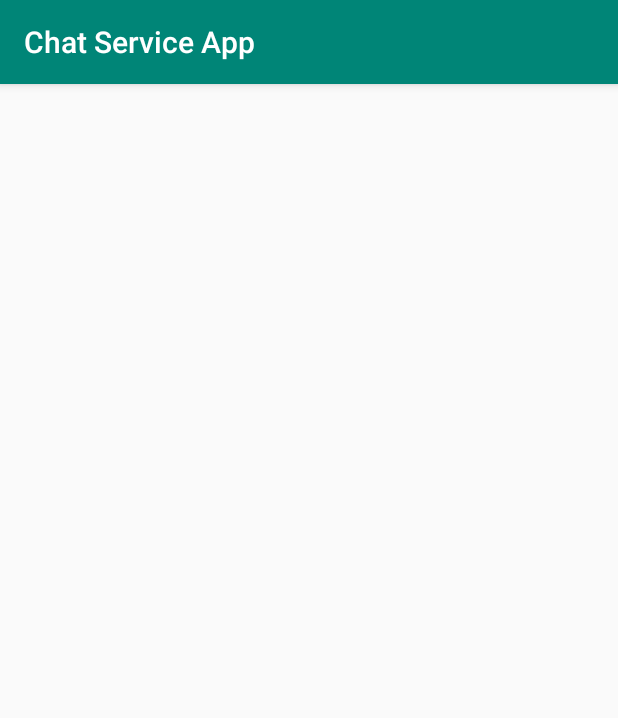
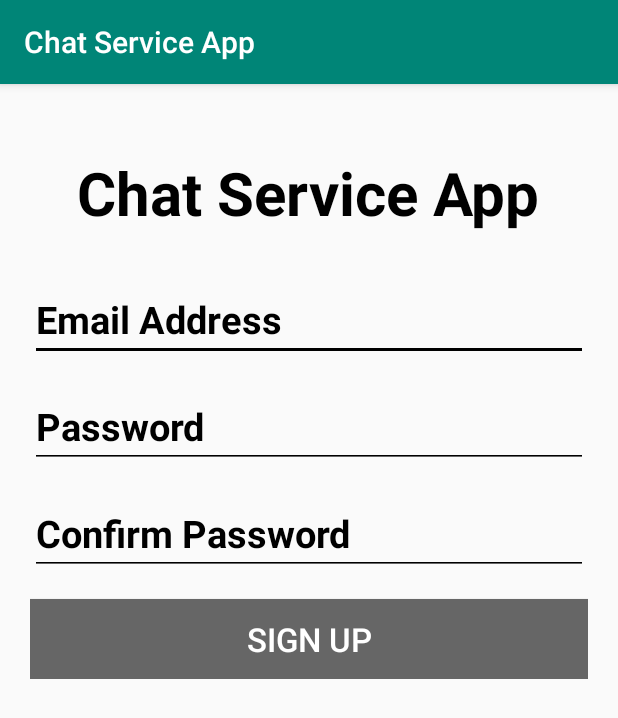
Before and after one commit to JasonHaque/ChatServiceApp, an Android app: the SignUpActivity screen opened directly, with no data from a screen before it, on a phone screen of 412 x 824 dp. Shown: the top 718 px of the screen. Run offline under Robolectric (Android 15) with nearby library versions, the phone set to English and light mode, and no system bars.

Commit message:
Raw Signup layout added

```diff
--- a/app/src/main/res/layout/activity_main.xml
+++ b/app/src/main/res/layout/activity_main.xml
@@ -6,13 +6,4 @@
     android:layout_height="match_parent"
     tools:context=".MainActivity">
 
-    <TextView
-        android:layout_width="wrap_content"
-        android:layout_height="wrap_content"
-        android:text="Hello World!"
-        app:layout_constraintBottom_toBottomOf="parent"
-        app:layout_constraintLeft_toLeftOf="parent"
-        app:layout_constraintRight_toRightOf="parent"
-        app:layout_constraintTop_toTopOf="parent" />
-
 </androidx.constraintlayout.widget.ConstraintLayout>
--- a/app/src/main/res/layout/activity_sign_up.xml
+++ b/app/src/main/res/layout/activity_sign_up.xml
@@ -1,9 +1,74 @@
 <?xml version="1.0" encoding="utf-8"?>
-<androidx.constraintlayout.widget.ConstraintLayout xmlns:android="http://schemas.android.com/apk/res/android"
+<ScrollView xmlns:android="http://schemas.android.com/apk/res/android"
     xmlns:app="http://schemas.android.com/apk/res-auto"
     xmlns:tools="http://schemas.android.com/tools"
     android:layout_width="match_parent"
     android:layout_height="match_parent"
     tools:context=".SignUpActivity">
 
-</androidx.constraintlayout.widget.ConstraintLayout>
+    <LinearLayout
+        android:layout_width="match_parent"
+        android:layout_height="wrap_content"
+        android:padding="20dp"
+        android:layout_marginTop="25dp"
+        android:orientation="vertical">
+        <TextView
+            android:layout_width="wrap_content"
+            android:layout_height="wrap_content"
+            android:textStyle="bold"
+            android:textColor="#000000"
+            android:text="@string/app_name"
+            android:layout_gravity="center"
+            android:layout_marginBottom="30dp"
+            android:textSize="40sp"/>
+        <EditText
+            android:id="@+id/login_mail"
+            android:layout_width="match_parent"
+            android:layout_height="wrap_content"
+            android:hint="@string/email_address"
+            android:textColorHint="#000000"
+            android:textColor="#000000"
+            android:textStyle="bold"
+            android:textSize="25sp"
+            android:backgroundTint="#000000"
+            android:textCursorDrawable="@null"
+            android:inputType="textEmailAddress"
+            android:layout_marginBottom="16dp"/>
+        <EditText
+            android:id="@+id/login_password"
+            android:layout_width="match_parent"
+            android:layout_height="wrap_content"
+            android:textColorHint="#000000"
+            android:textStyle="bold"
+            android:textSize="25sp"
+            android:backgroundTint="#000000"
+            android:textCursorDrawable="@null"
+            android:textColor="#000000"
+            android:hint="@string/password"
+            android:inputType="textPassword"
+            android:layout_marginBottom="16dp"/>
+        <EditText
+            android:id="@+id/login_password"
+            android:layout_width="match_parent"
+            android:layout_height="wrap_content"
+            android:textColorHint="#000000"
+            android:textStyle="bold"
+            android:textSize="25sp"
+            android:backgroundTint="#000000"
+            android:textCursorDrawable="@null"
+            android:textColor="#000000"
+            android:hint="@string/confirm_password"
+            android:inputType="textPassword"
+            android:layout_marginBottom="16dp"/>
+        <Button
+            android:id="@+id/signup_transfer"
+            android:layout_width="match_parent"
+            android:textColor="#ffffff"
+            android:textSize="22sp"
+            android:padding="12dp"
+            android:background="#666666"
+            android:layout_gravity="center"
+            android:text="@string/sign_up"
+            android:layout_height="wrap_content"/>
+    </LinearLayout>
+</ScrollView>
```
